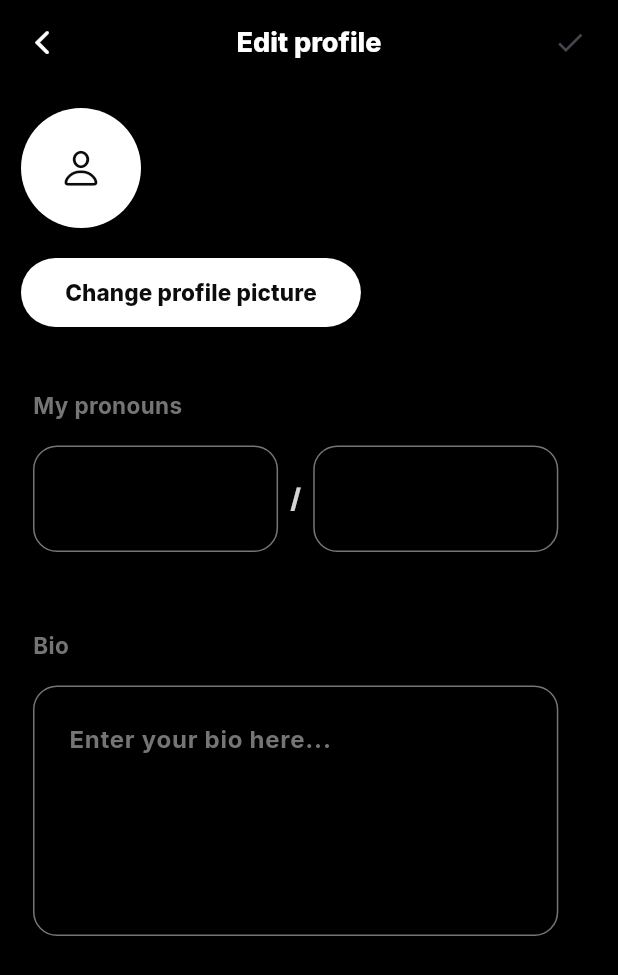
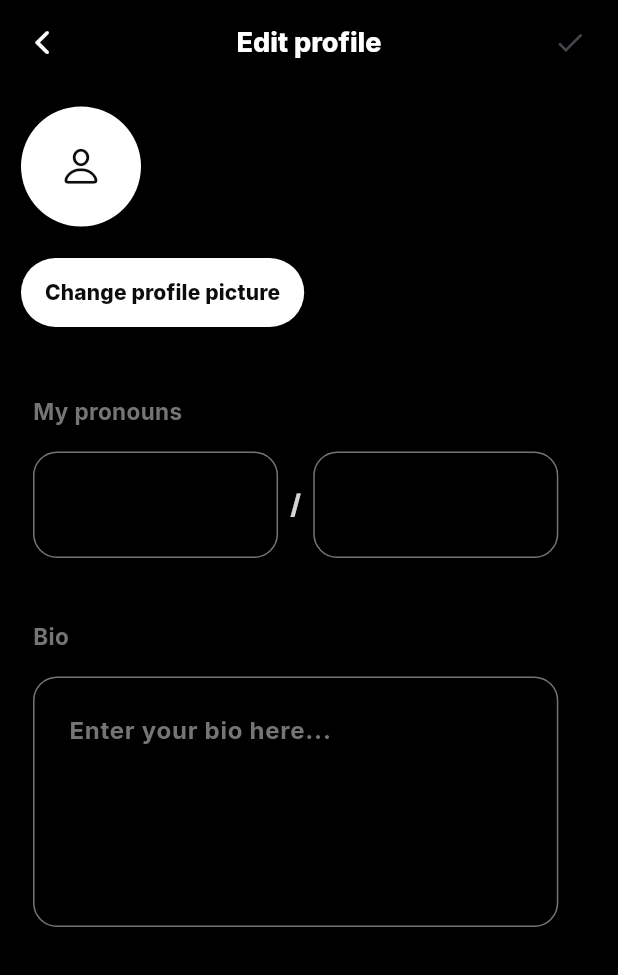
Before and after one commit to Tho100/revent, a Flutter app: the EditProfilePage screen opened directly, on a phone screen of 412 x 824 dp. Shown: the top 975 px of the screen. Run offline on Flutter 3.47's test engine with Material 3 defaults, Android fonts, the phone set to English and light mode, and no system bars; our stand-ins replace flutter_cache_manager, flutter_dotenv, flutter_native_image, get_it, google_fonts; missing offline and left inert: dynamic_height_grid_view, image_picker_plus, mysql_client.

Commit message:
Minor redesign on edit-profile page

```diff
--- a/lib/pages/edit_profile_page.dart
+++ b/lib/pages/edit_profile_page.dart
@@ -10,7 +10,7 @@ import 'package:revent/themes/theme_color.dart';
 import 'package:revent/ui_dialog/alert_dialog.dart';
 import 'package:revent/ui_dialog/snack_bar.dart';
 import 'package:revent/widgets/app_bar.dart';
-import 'package:revent/widgets/buttons/main_button.dart';
+import 'package:revent/widgets/buttons/sub_button.dart';
 import 'package:revent/widgets/profile_picture.dart';
 import 'package:revent/widgets/text_field/main_textfield.dart';
 
@@ -175,11 +175,9 @@ class EditProfilePageState extends State<EditProfilePage> {
 
         const SizedBox(height: 20),
 
-        MainButton(
-          customWidth: MediaQuery.of(context).size.width * 0.55,
-          customHeight: 46,
-          customFontSize: 15,
+        SubButton(
           text: 'Change profile picture',
+          customFontSize: 14,
           onPressed: () => _changeProfilePicOnPressed()
         ),
 
@@ -294,18 +292,18 @@ class EditProfilePageState extends State<EditProfilePage> {
   Widget _buildBody() {
     return SingleChildScrollView(
       child: Padding(
-        padding: const EdgeInsets.only(top: 16.0, left: 14.0),
+        padding: const EdgeInsets.only(top: 15.0, left: 14.0),
         child: Column(
           crossAxisAlignment: CrossAxisAlignment.start,
           children: [
 
             _buildProfilePicture(),
 
-            const SizedBox(height: 42),
+            const SizedBox(height: 45),
 
             _buildPronouns(),
 
-            const SizedBox(height: 40),
+            const SizedBox(height: 30),
 
             _buildBio(),
 
--- a/lib/widgets/buttons/sub_button.dart
+++ b/lib/widgets/buttons/sub_button.dart
@@ -6,14 +6,12 @@ class SubButton extends StatelessWidget {
 
   final String text;
   final VoidCallback onPressed;
-  final double? customWidth;
   final double? customHeight;
   final double? customFontSize;
 
   const SubButton({
     required this.text,
     required this.onPressed,
-    this.customWidth,
     this.customHeight,
     this.customFontSize,
     super.key
```
